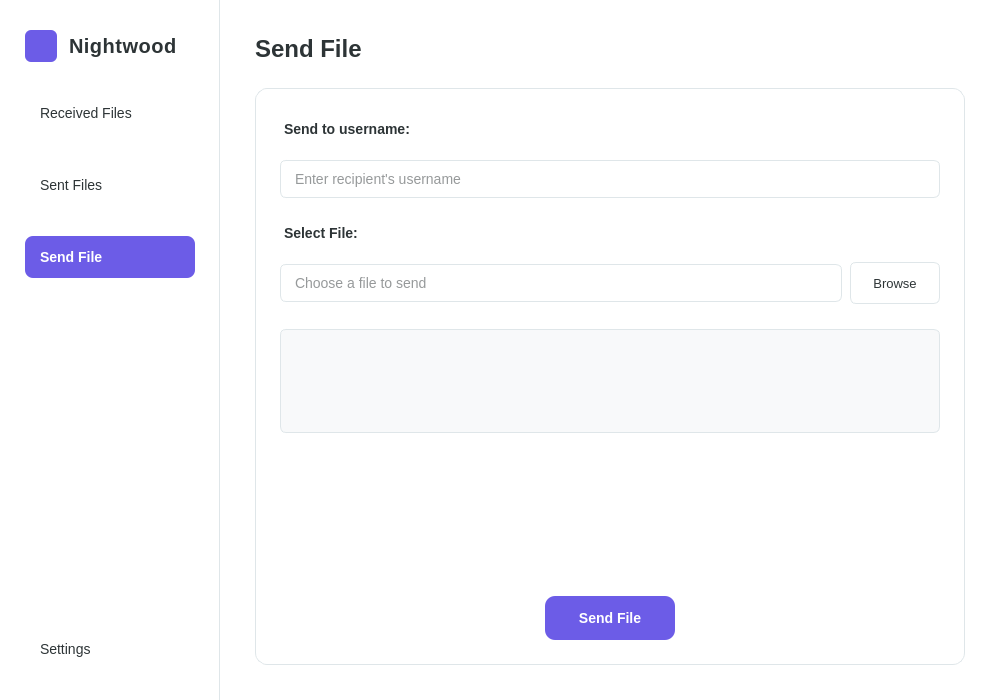
Fred-Sheppard/Eastwood, file src/ui/windows/send_file/send_file.ui: the form before one commit.
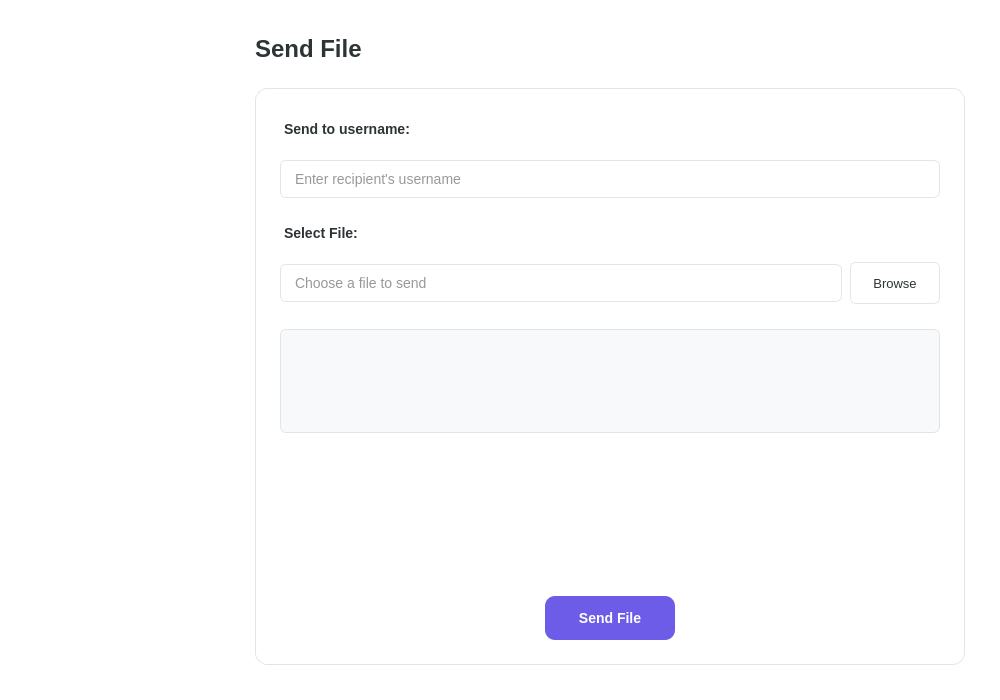
The form after the commit. Custom widgets are drawn as their Qt base class.

What changed in the file:
```diff
--- a/src/ui/windows/send_file/send_file.ui
+++ b/src/ui/windows/send_file/send_file.ui
@@ -52,199 +52,6 @@
        <height>16777215</height>
       </size>
      </property>
-     <property name="styleSheet">
-      <string notr="true">QWidget#navBar {
-  background-color: white;
-  border-right: 1px solid #dfe6e9;
-}</string>
-     </property>
-     <layout class="QVBoxLayout" name="navBarLayout">
-      <property name="spacing">
-       <number>30</number>
-      </property>
-      <property name="leftMargin">
-       <number>25</number>
-      </property>
-      <property name="topMargin">
-       <number>30</number>
-      </property>
-      <property name="rightMargin">
-       <number>25</number>
-      </property>
-      <property name="bottomMargin">
-       <number>30</number>
-      </property>
-      <item>
-       <layout class="QHBoxLayout" name="logoLayout">
-        <property name="spacing">
-         <number>12</number>
-        </property>
-        <item>
-         <widget class="QLabel" name="logoLabel">
-          <property name="minimumSize">
-           <size>
-            <width>32</width>
-            <height>32</height>
-           </size>
-          </property>
-          <property name="maximumSize">
-           <size>
-            <width>32</width>
-            <height>32</height>
-           </size>
-          </property>
-          <property name="styleSheet">
-           <string notr="true">background-color: #6c5ce7;
-border-radius: 6px;</string>
-          </property>
-          <property name="text">
-           <string/>
-          </property>
-         </widget>
-        </item>
-        <item>
-         <widget class="QLabel" name="logoTextLabel">
-          <property name="styleSheet">
-           <string notr="true">font-size: 20px; font-weight: bold; color: #2d3436; letter-spacing: 0.5px;</string>
-          </property>
-          <property name="text">
-           <string>Nightwood</string>
-          </property>
-         </widget>
-        </item>
-       </layout>
-      </item>
-      <item>
-       <widget class="QPushButton" name="receivedButton">
-        <property name="minimumSize">
-         <size>
-          <width>0</width>
-          <height>42</height>
-         </size>
-        </property>
-        <property name="styleSheet">
-         <string notr="true">QPushButton {
-  font-size: 14px;
-  color: #2d3436;
-  background-color: transparent;
-  border-radius: 8px;
-  text-align: left;
-  padding-left: 15px;
-}
-QPushButton:hover {
-  background-color: #f1f2f6;
-}
-QPushButton:pressed {
-  background-color: #dfe6e9;
-}</string>
-        </property>
-        <property name="text">
-         <string>Received Files</string>
-        </property>
-       </widget>
-      </item>
-      <item>
-       <widget class="QPushButton" name="sentButton">
-        <property name="minimumSize">
-         <size>
-          <width>0</width>
-          <height>42</height>
-         </size>
-        </property>
-        <property name="styleSheet">
-         <string notr="true">QPushButton {
-  font-size: 14px;
-  color: #2d3436;
-  background-color: transparent;
-  border-radius: 8px;
-  text-align: left;
-  padding-left: 15px;
-}
-QPushButton:hover {
-  background-color: #f1f2f6;
-}
-QPushButton:pressed {
-  background-color: #dfe6e9;
-}</string>
-        </property>
-        <property name="text">
-         <string>Sent Files</string>
-        </property>
-       </widget>
-      </item>
-      <item>
-       <widget class="QPushButton" name="sendFileButton">
-        <property name="minimumSize">
-         <size>
-          <width>0</width>
-          <height>42</height>
-         </size>
-        </property>
-        <property name="styleSheet">
-         <string notr="true">QPushButton {
-  font-size: 14px;
-  font-weight: 500;
-  color: white;
-  background-color: #6c5ce7;
-  border-radius: 8px;
-  text-align: left;
-  padding-left: 15px;
-}
-QPushButton:hover {
-  background-color: #5049c9;
-}
-QPushButton:pressed {
-  background-color: #4040b0;
-}</string>
-        </property>
-        <property name="text">
-         <string>Send File</string>
-        </property>
-       </widget>
-      </item>
-      <item>
-       <spacer name="verticalSpacer">
-        <property name="orientation">
-         <enum>Qt::Vertical</enum>
-        </property>
-        <property name="sizeHint" stdset="0">
-         <size>
-          <width>20</width>
-          <height>40</height>
-         </size>
-        </property>
-       </spacer>
-      </item>
-      <item>
-       <widget class="QPushButton" name="settingsButton">
-        <property name="minimumSize">
-         <size>
-          <width>0</width>
-          <height>42</height>
-         </size>
-        </property>
-        <property name="styleSheet">
-         <string notr="true">QPushButton {
-  font-size: 14px;
-  color: #2d3436;
-  background-color: transparent;
-  border-radius: 8px;
-  text-align: left;
-  padding-left: 15px;
-}
-QPushButton:hover {
-  background-color: #f1f2f6;
-}
-QPushButton:pressed {
-  background-color: #dfe6e9;
-}</string>
-        </property>
-        <property name="text">
-         <string>Settings</string>
-        </property>
-       </widget>
-      </item>
-     </layout>
     </widget>
    </item>
    <item>
@@ -479,6 +286,13 @@
    </item>
   </layout>
  </widget>
+ <customwidgets>
+  <customwidget>
+   <class>NavBar</class>
+   <extends>QWidget</extends>
+   <header>src/ui/utils/navbar/navbar.h</header>
+  </customwidget>
+ </customwidgets>
  <resources/>
  <connections/>
 </ui>
```
Left out of the diff: 2 changed lines with no effect on the pictures.
